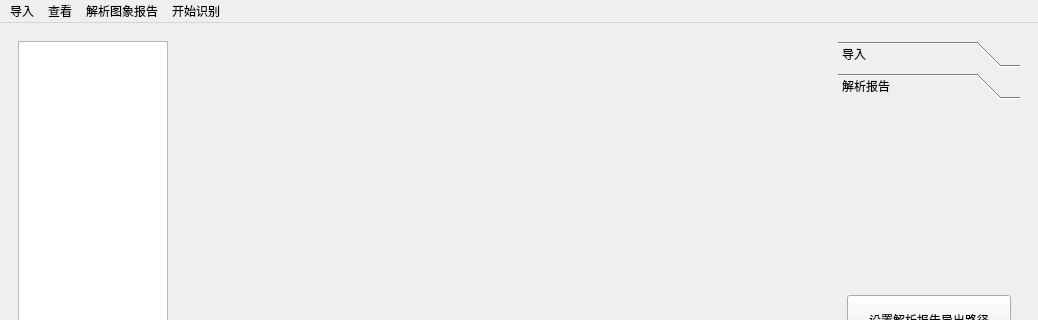
The window that Ui_MainWindow.ui (Charliechen114514/Smart_UltraSound_Detection) describes before a commit, drawn with Qt 5; both pictures show x 0 to 1038 and y 0 to 320 of the 1038 by 690 pixel window.
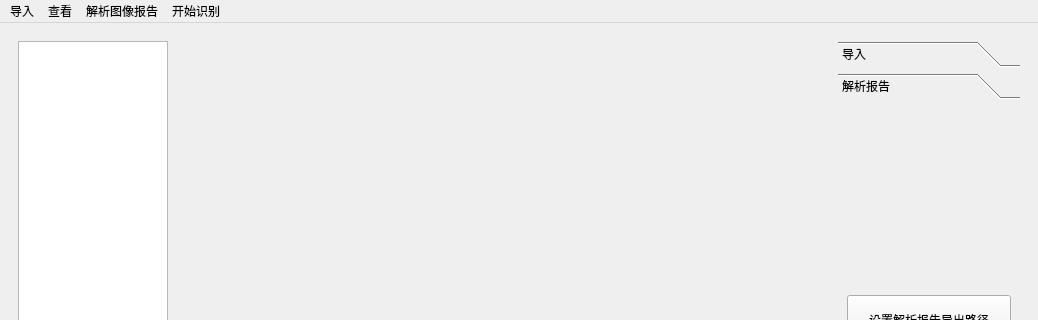
The same window after the commit.

Diff of the .ui file:
```diff
--- a/Ui_MainWindow.ui
+++ b/Ui_MainWindow.ui
@@ -372,7 +372,7 @@
    </widget>
    <widget class="QMenu" name="menu_2">
     <property name="title">
-     <string>解析图象报告</string>
+     <string>解析图像报告</string>
     </property>
     <addaction name="action_set_report_gen_path"/>
     <addaction name="action_start_gen_report_analysis"/>
```
